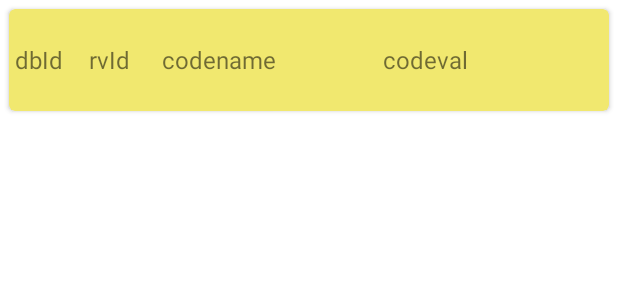
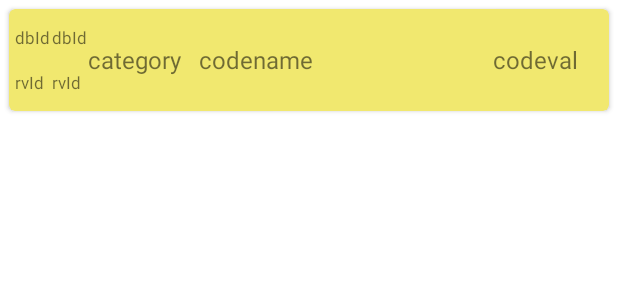
Before and after one commit to MakiLaineux/MemoTest, an Android app: the layout item_code.xml on its own in the app's theme, with its tools: preview values and no code run, on a phone screen of 412 x 824 dp. Shown: the top 300 px of the screen. Run offline under Robolectric (Android 15) with nearby library versions, the phone set to English and light mode, and no system bars.

Commit message:
Changements Card de la RV : ajout categ, mise en forme

```diff
--- a/app/src/main/java/com/technoprimates/memotest/ui/CodeListAdapter.java
+++ b/app/src/main/java/com/technoprimates/memotest/ui/CodeListAdapter.java
@@ -57,6 +57,7 @@ public class CodeListAdapter extends RecyclerView.Adapter<CodeListAdapter.ViewHo
     public void onBindViewHolder(@NonNull final ViewHolder holder, final int listPosition) {
         holder.item_dbId.setText(String.valueOf(codeList.get(listPosition).getCodeId()));
         holder.item_rvId.setText(String.valueOf(listPosition));
+        holder.item_categ.setText(codeList.get(listPosition).getCodeCategory());
         holder.item_codeName.setText(codeList.get(listPosition).getCodeName());
         holder.item_codeVal.setText(codeList.get(listPosition).getCodeValue());
         holder.itemView.setOnClickListener(new View.OnClickListener() {
@@ -76,6 +77,7 @@ public class CodeListAdapter extends RecyclerView.Adapter<CodeListAdapter.ViewHo
     public static class ViewHolder extends RecyclerView.ViewHolder {
         TextView item_dbId;
         TextView item_rvId;
+        TextView item_categ;
         TextView item_codeName;
         TextView item_codeVal;
 
@@ -83,6 +85,7 @@ public class CodeListAdapter extends RecyclerView.Adapter<CodeListAdapter.ViewHo
             super(itemView);
             item_dbId = itemView.findViewById(R.id.dbId);
             item_rvId = itemView.findViewById(R.id.rvId);
+            item_categ = itemView.findViewById(R.id.categ);
             item_codeName = itemView.findViewById(R.id.codeName);
             item_codeVal = itemView.findViewById(R.id.codeVal);
         }
--- a/app/src/main/res/layout/item_code.xml
+++ b/app/src/main/res/layout/item_code.xml
@@ -16,28 +16,64 @@
         android:layout_height="wrap_content">
 
         <TextView
-            android:id="@+id/dbId"
+            android:id="@+id/txtdbId"
             android:layout_width="0dp"
-            android:layout_height="60dp"
+            android:layout_height="30dp"
             android:gravity="center_vertical"
             android:text="dbId"
-            android:textSize="16sp"
+            android:textSize="11sp"
+            app:layout_constraintEnd_toStartOf="@+id/dbId"
+            app:layout_constraintHorizontal_chainStyle="spread"
+            app:layout_constraintHorizontal_weight="1"
+            app:layout_constraintStart_toStartOf="parent"
+            app:layout_constraintTop_toTopOf="parent" />
+        <TextView
+            android:id="@+id/txtrvId"
+            android:layout_width="0dp"
+            android:layout_height="30dp"
+            android:gravity="center_vertical"
+            android:text="rvId"
+            android:textSize="11sp"
             app:layout_constraintEnd_toStartOf="@+id/rvId"
             app:layout_constraintHorizontal_chainStyle="spread"
             app:layout_constraintHorizontal_weight="1"
             app:layout_constraintStart_toStartOf="parent"
+            app:layout_constraintTop_toBottomOf="@id/txtdbId" />
+        <TextView
+            android:id="@+id/dbId"
+            android:layout_width="0dp"
+            android:layout_height="30dp"
+            android:gravity="center_vertical"
+            android:text="dbId"
+            android:textSize="11sp"
+            app:layout_constraintEnd_toStartOf="@+id/categ"
+            app:layout_constraintHorizontal_chainStyle="spread"
+            app:layout_constraintHorizontal_weight="1"
+            app:layout_constraintStart_toEndOf="@id/txtdbId"
             app:layout_constraintTop_toTopOf="parent" />
 
         <TextView
             android:id="@+id/rvId"
             android:layout_width="0dp"
+            android:layout_height="30dp"
+            android:gravity="center_vertical"
+            android:text="rvId"
+            android:textSize="11sp"
+            app:layout_constraintEnd_toStartOf="@+id/categ"
+            app:layout_constraintHorizontal_weight="1"
+            app:layout_constraintStart_toEndOf="@id/txtrvId"
+            app:layout_constraintTop_toBottomOf="@id/dbId" />
+
+        <TextView
+            android:id="@+id/categ"
+            android:layout_width="0dp"
             android:layout_height="60dp"
             android:gravity="center_vertical"
-            android:text="rvId"
+            android:text="category"
             android:textSize="16sp"
             app:layout_constraintEnd_toStartOf="@+id/codeName"
-            app:layout_constraintHorizontal_weight="1"
-            app:layout_constraintStart_toEndOf="@+id/dbId"
+            app:layout_constraintHorizontal_weight="3"
+            app:layout_constraintStart_toEndOf="@id/rvId"
             app:layout_constraintTop_toTopOf="parent" />
 
         <TextView
@@ -48,8 +84,8 @@
             android:text="codename"
             android:textSize="16sp"
             app:layout_constraintEnd_toStartOf="@+id/codeVal"
-            app:layout_constraintHorizontal_weight="3"
-            app:layout_constraintStart_toEndOf="@id/rvId"
+            app:layout_constraintHorizontal_weight="8"
+            app:layout_constraintStart_toEndOf="@id/categ"
             app:layout_constraintTop_toTopOf="parent" />
 
         <TextView
```
